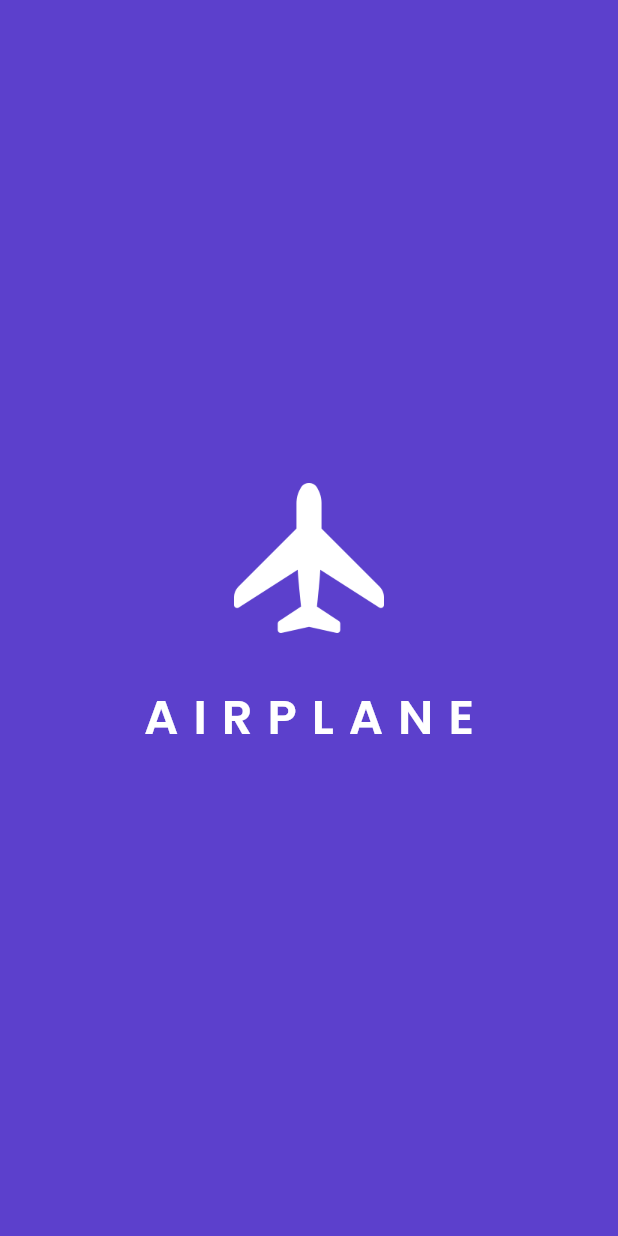
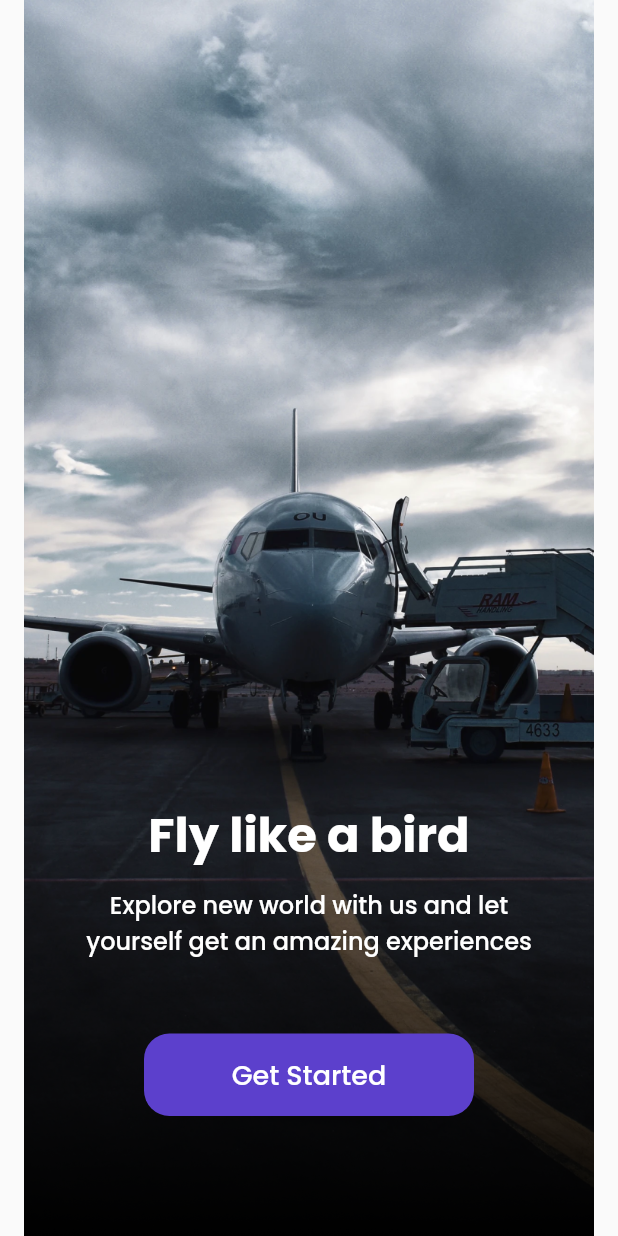
Before and after one commit to magistraapta/Airplane-flutter, a Flutter app: the screen it shows after launch, on a phone screen of 412 x 824 dp. Run offline on Flutter 3.47's test engine with Material 2 defaults, Android fonts, the phone set to English and light mode, and no system bars; our stand-ins replace google_fonts.

Commit message:
add get started

```diff
--- a/lib/main.dart
+++ b/lib/main.dart
@@ -1,4 +1,5 @@
 import 'package:flutter/material.dart';
+import 'package:newapp/pages/get_started.dart';
 
 import 'pages/splash.dart';
 
@@ -11,7 +12,7 @@ class MyApp extends StatelessWidget {
   Widget build(BuildContext context) {
     return const MaterialApp(
       debugShowCheckedModeBanner: false,
-      home: SplashPage(),
+      home: GetStarted(),
     );
   }
 }
--- /dev/null
+++ b/lib/pages/get_started.dart
@@ -0,0 +1,59 @@
+import 'package:flutter/material.dart';
+import '../shared/theme.dart';
+
+class GetStarted extends StatelessWidget {
+  const GetStarted({Key? key}) : super(key: key);
+
+  @override
+  Widget build(BuildContext context) {
+    return Scaffold(
+        // backgroundColor:
+        body: Stack(
+      children: [
+        Container(
+          width: double.infinity,
+          height: double.infinity,
+          decoration: const BoxDecoration(
+              image: DecorationImage(image: AssetImage('assets/bg.png'))),
+        ),
+        Center(
+          child: Column(
+            mainAxisAlignment: MainAxisAlignment.end,
+            children: [
+              Text(
+                'Fly like a bird',
+                style: whiteTextStyle.copyWith(fontSize: 32, fontWeight: bold),
+              ),
+              const SizedBox(
+                height: 10,
+              ),
+              Text(
+                'Explore new world with us and let\nyourself get an amazing experiences',
+                style:
+                    whiteTextStyle.copyWith(fontSize: 16, fontWeight: medium),
+                textAlign: TextAlign.center,
+              ),
+              Container(
+                margin: EdgeInsets.only(top: 50, bottom: 80),
+                width: 220,
+                height: 55,
+                child: TextButton(
+                  onPressed: () {},
+                  style: TextButton.styleFrom(
+                      backgroundColor: kPrimaryColor,
+                      shape: RoundedRectangleBorder(
+                          borderRadius: BorderRadius.circular(17))),
+                  child: Text(
+                    'Get Started',
+                    style: whiteTextStyle.copyWith(
+                        fontSize: 18, fontWeight: medium),
+                  ),
+                ),
+              )
+            ],
+          ),
+        )
+      ],
+    ));
+  }
+}
--- a/lib/pages/splash.dart
+++ b/lib/pages/splash.dart
@@ -6,8 +6,6 @@ class SplashPage extends StatelessWidget {
 
   @override
   Widget build(BuildContext context) {
-
-
     return Scaffold(
       backgroundColor: kPrimaryColor,
       body: Center(
```
Also changed, not shown: assets/bg.png (added).
